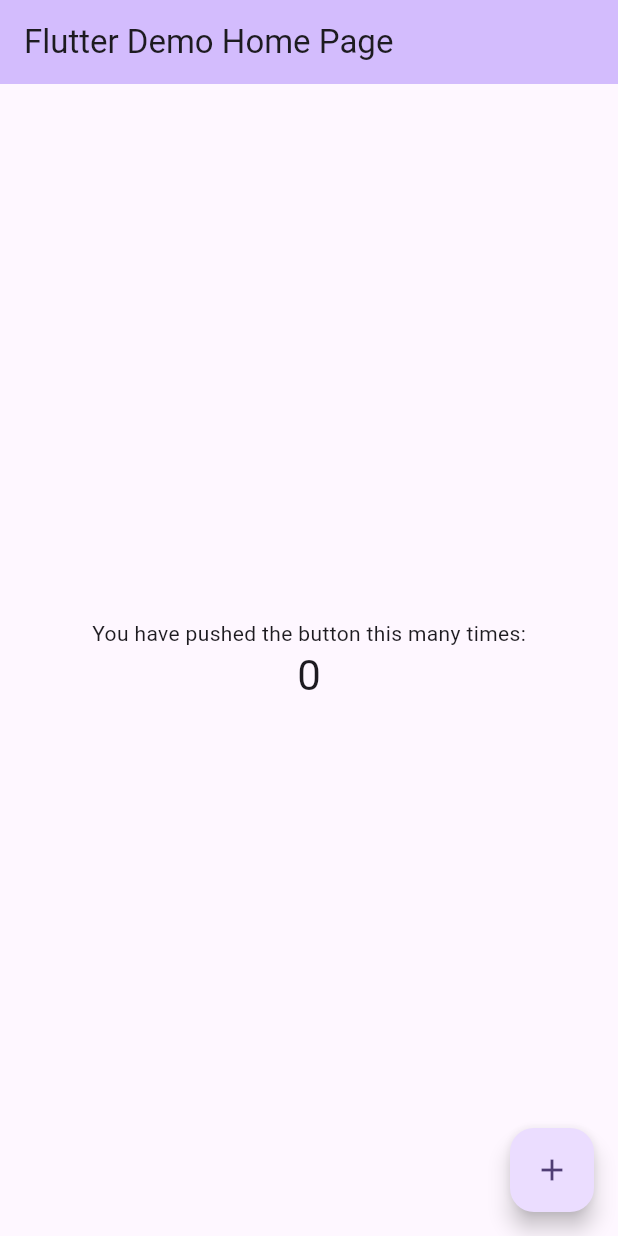
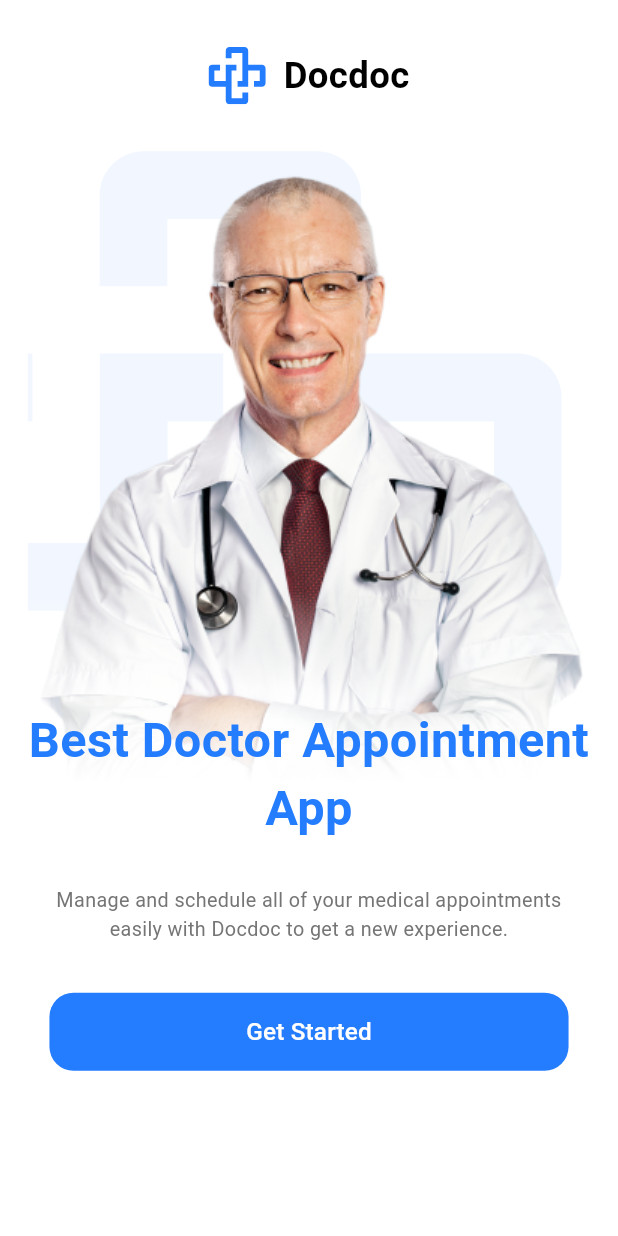
Before and after one commit to hasanhammoudah/Doctor_app, a Flutter app: the screen it shows after launch, on a phone screen of 412 x 824 dp. Run offline on Flutter 3.47's test engine with Material 3 defaults, Android fonts, the light colour scheme and no system bars; our stand-ins replace flutter_screenutil, flutter_svg.

Commit message:
-added imags &svg folder and assets -addded flutter_svg & added flutter_screenutil -added Navgiation -added routing folder that contains router class and router router file -added empty login screen -added onBoarding screen

```diff
--- /dev/null
+++ b/devtools_options.yaml
@@ -0,0 +1 @@
+extensions:
--- /dev/null
+++ b/lib/core/helpers/extenstions.dart
@@ -0,0 +1,5 @@
+import 'package:flutter/material.dart';
+
+//TODO later
+
+extension Navigation on BuildContext {}
--- /dev/null
+++ b/lib/core/routing/app_router.dart
@@ -0,0 +1,27 @@
+import 'package:doctor/core/routing/routes.dart';
+import 'package:doctor/features/login/ui/login_screen.dart';
+import 'package:doctor/features/onboarding/onboarding_screen.dart';
+import 'package:flutter/material.dart';
+
+class AppRouter {
+  Route generateRoute(RouteSettings settings) {
+    switch (settings.name) {
+      case Routes.onBoardingScreen:
+        return MaterialPageRoute(
+          builder: (_) => const OnBoardingScreen(),
+        );
+      case Routes.loginScreen:
+        return MaterialPageRoute(
+          builder: (_) => const LoginScreen(),
+        );
+      default:
+        return MaterialPageRoute(
+          builder: (_) => Scaffold(
+            body: Center(
+              child: Text('No route defined for ${settings.name}'),
+            ),
+          ),
+        );
+    }
+  }
+}
--- /dev/null
+++ b/lib/core/routing/routes.dart
@@ -0,0 +1,5 @@
+class Routes {
+  static const String onBoardingScreen = '/onBoardingScreen';
+  static const String loginScreen = '/homeScreen';
+
+}
--- /dev/null
+++ b/lib/core/theming/colors.dart
@@ -0,0 +1,6 @@
+import 'package:flutter/material.dart';
+
+class ColorsManager {
+  static const Color mainBlue = Color(0xFF247CFF);
+  static const Color gray  = Color(0xFF757575);
+}
--- /dev/null
+++ b/lib/core/theming/styles.dart
@@ -0,0 +1,27 @@
+import 'package:doctor/core/theming/colors.dart';
+import 'package:flutter/material.dart';
+import 'package:flutter_screenutil/flutter_screenutil.dart';
+
+class TextStyles {
+  static TextStyle font24Black700Weight = TextStyle(
+    fontSize: 24.sp,
+    fontWeight: FontWeight.w700,
+    color: Colors.black,
+  );
+  static TextStyle font32BlueBoldWeight = TextStyle(
+    fontSize: 32.sp,
+    fontWeight: FontWeight.bold,
+    color: ColorsManager.mainBlue,
+  );
+   static TextStyle font13GrayRegular = TextStyle(
+    fontSize: 13.sp,
+    fontWeight: FontWeight.normal,
+    color: ColorsManager.gray,
+  );
+    static TextStyle font16WhiteSemiBold = TextStyle(
+    fontSize: 16.sp,
+    fontWeight: FontWeight.w500,
+    color: Colors.white,
+  );
+
+}
--- /dev/null
+++ b/lib/doc_app.dart
@@ -0,0 +1,29 @@
+import 'package:doctor/core/routing/app_router.dart';
+import 'package:doctor/core/routing/routes.dart';
+import 'package:doctor/core/theming/colors.dart';
+import 'package:flutter/material.dart';
+import 'package:flutter_screenutil/flutter_screenutil.dart';
+
+class DocApp extends StatelessWidget {
+  final AppRouter appRouter;
+  const DocApp({super.key, required this.appRouter});
+
+  @override
+  Widget build(BuildContext context) {
+    return ScreenUtilInit(
+      designSize: const Size(375, 812),
+      minTextAdapt: true,
+      splitScreenMode: true,
+      child: MaterialApp(
+        debugShowCheckedModeBanner: false,
+        title: 'Doc App',
+        theme: ThemeData(
+          primaryColor: ColorsManager.mainBlue,
+          scaffoldBackgroundColor: Colors.white,
+        ),
+        initialRoute: Routes.onBoardingScreen,
+        onGenerateRoute: appRouter.generateRoute,
+      ),
+    );
+  }
+}
--- /dev/null
+++ b/lib/features/login/ui/login_screen.dart
@@ -0,0 +1,10 @@
+import 'package:flutter/material.dart';
+
+class LoginScreen extends StatelessWidget {
+  const LoginScreen({super.key});
+
+  @override
+  Widget build(BuildContext context) {
+    return Container();
+  }
+}
--- /dev/null
+++ b/lib/features/onboarding/onboarding_screen.dart
@@ -0,0 +1,48 @@
+import 'package:doctor/core/theming/styles.dart';
+import 'package:doctor/features/onboarding/widgets/doc_logo_and_name.dart';
+import 'package:doctor/features/onboarding/widgets/doctor_image_and_text.dart';
+import 'package:doctor/features/onboarding/widgets/get_started_button.dart';
+import 'package:flutter/material.dart';
+import 'package:flutter_screenutil/flutter_screenutil.dart';
+
+class OnBoardingScreen extends StatelessWidget {
+  const OnBoardingScreen({super.key});
+
+  @override
+  Widget build(BuildContext context) {
+    return Scaffold(
+      body: SafeArea(
+        child: SingleChildScrollView(
+          child: Padding(
+            padding: EdgeInsets.only(top: 30.h, bottom: 30.h),
+            child: Column(
+              children: [
+                const DocLogoAndName(),
+                SizedBox(height: 30.h),
+                const DoctorImageAndText(),
+                Padding(
+                  padding: EdgeInsets.symmetric(
+                    horizontal: 30.w,
+                  ),
+                  child: Column(
+                    children: [
+                      Text(
+                        'Manage and schedule all of your medical appointments easily with Docdoc to get a new experience.',
+                        style: TextStyles.font13GrayRegular,
+                        textAlign: TextAlign.center,
+                      ),
+                      SizedBox(
+                        height: 30.w,
+                      ),
+                      const GetStartedButton(),
+                    ],
+                  ),
+                )
+              ],
+            ),
+          ),
+        ),
+      ),
+    );
+  }
+}
--- /dev/null
+++ b/lib/features/onboarding/widgets/doc_logo_and_name.dart
@@ -0,0 +1,25 @@
+import 'package:doctor/core/theming/styles.dart';
+import 'package:flutter/material.dart';
+import 'package:flutter_screenutil/flutter_screenutil.dart';
+import 'package:flutter_svg/flutter_svg.dart';
+
+class DocLogoAndName extends StatelessWidget {
+  const DocLogoAndName({super.key});
+
+  @override
+  Widget build(BuildContext context) {
+    return Row(
+      mainAxisAlignment: MainAxisAlignment.center,
+      children: [
+        SvgPicture.asset('assets/svgs/doc_logo.svg'),
+        SizedBox(
+          width: 10.w,
+        ),
+        Text(
+          'Docdoc',
+          style: TextStyles.font24Black700Weight,
+        ),
+      ],
+    );
+  }
+}
--- /dev/null
+++ b/lib/features/onboarding/widgets/doctor_image_and_text.dart
@@ -0,0 +1,42 @@
+import 'package:doctor/core/theming/styles.dart';
+import 'package:flutter/material.dart';
+import 'package:flutter_svg/svg.dart';
+
+class DoctorImageAndText extends StatelessWidget {
+  const DoctorImageAndText({super.key});
+
+  @override
+  Widget build(BuildContext context) {
+    return Stack(
+      children: [
+        SvgPicture.asset(
+          'assets/svgs/doc_logo_low_opacity.svg',
+        ),
+        Container(
+          foregroundDecoration: BoxDecoration(
+            gradient: LinearGradient(
+              colors: [
+                Colors.white,
+                Colors.white.withOpacity(0.0),
+              ],
+              begin: Alignment.bottomCenter,
+              end: Alignment.topCenter,
+              stops: const [0.14, 0.4],
+            ),
+          ),
+          child: Image.asset('assets/svgs/Imagedoctor.png'),
+        ),
+        Positioned(
+          bottom: 30,
+          left: 0,
+          right: 0,
+          child: Text(
+            'Best Doctor Appointment App',
+            textAlign: TextAlign.center,
+            style: TextStyles.font32BlueBoldWeight.copyWith(height: 1.4),
+          ),
+        ),
+      ],
+    );
+  }
+}
--- /dev/null
+++ b/lib/features/onboarding/widgets/get_started_button.dart
@@ -0,0 +1,31 @@
+import 'package:doctor/core/theming/colors.dart';
+import 'package:doctor/core/theming/styles.dart';
+import 'package:flutter/material.dart';
+
+class GetStartedButton extends StatelessWidget {
+  const GetStartedButton({super.key});
+
+  @override
+  Widget build(BuildContext context) {
+    return TextButton(
+      onPressed: () {},
+      style: ButtonStyle(
+          backgroundColor: MaterialStateProperty.all(
+            ColorsManager.mainBlue,
+          ),
+          shape: MaterialStateProperty.all(
+            RoundedRectangleBorder(
+              borderRadius: BorderRadius.circular(16),
+            ),
+          ),
+          tapTargetSize: MaterialTapTargetSize.shrinkWrap,
+          minimumSize: MaterialStateProperty.all(
+            const Size(double.infinity, 52),
+          )),
+      child: Text(
+        'Get Started',
+        style: TextStyles.font16WhiteSemiBold,
+      ),
+    );
+  }
+}
--- a/lib/main.dart
+++ b/lib/main.dart
@@ -1,128 +1,9 @@
+import 'package:doctor/core/routing/app_router.dart';
+import 'package:doctor/doc_app.dart';
 import 'package:flutter/material.dart';
 
 void main() {
-  runApp(const MyApp());
+  runApp(DocApp(
+    appRouter: AppRouter(),
+  ));
 }
-
-class MyApp extends StatelessWidget {
-  const MyApp({super.key});
-
-  // This widget is the root of your application.
-  @override
-  Widget build(BuildContext context) {
-    return MaterialApp(
-      debugShowCheckedModeBanner: false,
-      title: 'Flutter Doctor',
-      theme: ThemeData(
-        // This is the theme of your application.
-        //
-        // TRY THIS: Try running your application with "flutter run". You'll see
-        // the application has a purple toolbar. Then, without quitting the app,
-        // try changing the seedColor in the colorScheme below to Colors.green
-        // and then invoke "hot reload" (save your changes or press the "hot
-        // reload" button in a Flutter-supported IDE, or press "r" if you used
-        // the command line to start the app).
-        //
-        // Notice that the counter didn't reset back to zero; the application
-        // state is not lost during the reload. To reset the state, use hot
-        // restart instead.
-        //
-        // This works for code too, not just values: Most code changes can be
-        // tested with just a hot reload.
-        colorScheme: ColorScheme.fromSeed(seedColor: Colors.deepPurple),
-        useMaterial3: true,
-      ),
-      home: const MyHomePage(title: 'Flutter Demo Home Page'),
-    );
-  }
-}
-
-class MyHomePage extends StatefulWidget {
-  const MyHomePage({super.key, required this.title});
-
-  // This widget is the home page of your application. It is stateful, meaning
-  // that it has a State object (defined below) that contains fields that affect
-  // how it looks.
-
-  // This class is the configuration for the state. It holds the values (in this
-  // case the title) provided by the parent (in this case the App widget) and
-  // used by the build method of the State. Fields in a Widget subclass are
-  // always marked "final".
-
-  final String title;
-
-  @override
-  State<MyHomePage> createState() => _MyHomePageState();
-}
-
-class _MyHomePageState extends State<MyHomePage> {
-  int _counter = 0;
-
-  void _incrementCounter() {
-    setState(() {
-      // This call to setState tells the Flutter framework that something has
-      // changed in this State, which causes it to rerun the build method below
-      // so that the display can reflect the updated values. If we changed
-      // _counter without calling setState(), then the build method would not be
-      // called again, and so nothing would appear to happen.
-      _counter++;
-    });
-  }
-
-  @override
-  Widget build(BuildContext context) {
-    // This method is rerun every time setState is called, for instance as done
-    // by the _incrementCounter method above.
-    //
-    // The Flutter framework has been optimized to make rerunning build methods
-    // fast, so that you can just rebuild anything that needs updating rather
-    // than having to individually change instances of widgets.
-    return Scaffold(
-
-      appBar: AppBar(
-
-        // TRY THIS: Try changing the color here to a specific color (to
-        // Colors.amber, perhaps?) and trigger a hot reload to see the AppBar
-        // change color while the other colors stay the same.
-        backgroundColor: Theme.of(context).colorScheme.inversePrimary,
-        // Here we take the value from the MyHomePage object that was created by
-        // the App.build method, and use it to set our appbar title.
-        title: Text(widget.title),
-      ),
-      body: Center(
-        // Center is a layout widget. It takes a single child and positions it
-        // in the middle of the parent.
-        child: Column(
-          // Column is also a layout widget. It takes a list of children and
-          // arranges them vertically. By default, it sizes itself to fit its
-          // children horizontally, and tries to be as tall as its parent.
-          //
-          // Column has various properties to control how it sizes itself and
-          // how it positions its children. Here we use mainAxisAlignment to
-          // center the children vertically; the main axis here is the vertical
-          // axis because Columns are vertical (the cross axis would be
-          // horizontal).
-          //
-          // TRY THIS: Invoke "debug painting" (choose the "Toggle Debug Paint"
-          // action in the IDE, or press "p" in the console), to see the
-          // wireframe for each widget.
-          mainAxisAlignment: MainAxisAlignment.center,
-          children: <Widget>[
-            const Text(
-              'You have pushed the button this many times:',
-            ),
-            Text(
-              '$_counter',
-              style: Theme.of(context).textTheme.headlineMedium,
-            ),
-          ],
-        ),
-      ),
-      floatingActionButton: FloatingActionButton(
-        onPressed: _incrementCounter,
-        tooltip: 'Increment',
-        child: const Icon(Icons.add),
-      ), // This trailing comma makes auto-formatting nicer for build methods.
-    );
-  }
-}
```
Also changed, not shown: pubspec.yaml (+7 -3 lines), assets/svgs/Imagedoctor.png (added), assets/svgs/doc_logo.svg (added), assets/svgs/doc_logo_low_opacity.svg (added), pubspec.lock, 2 other files.
